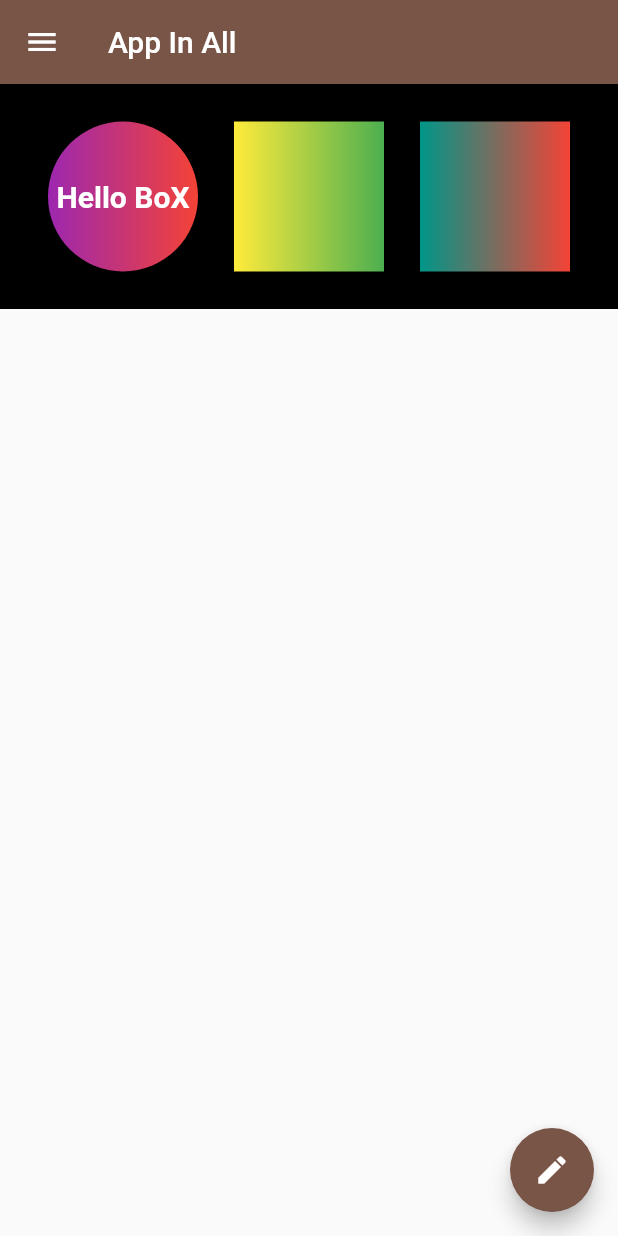
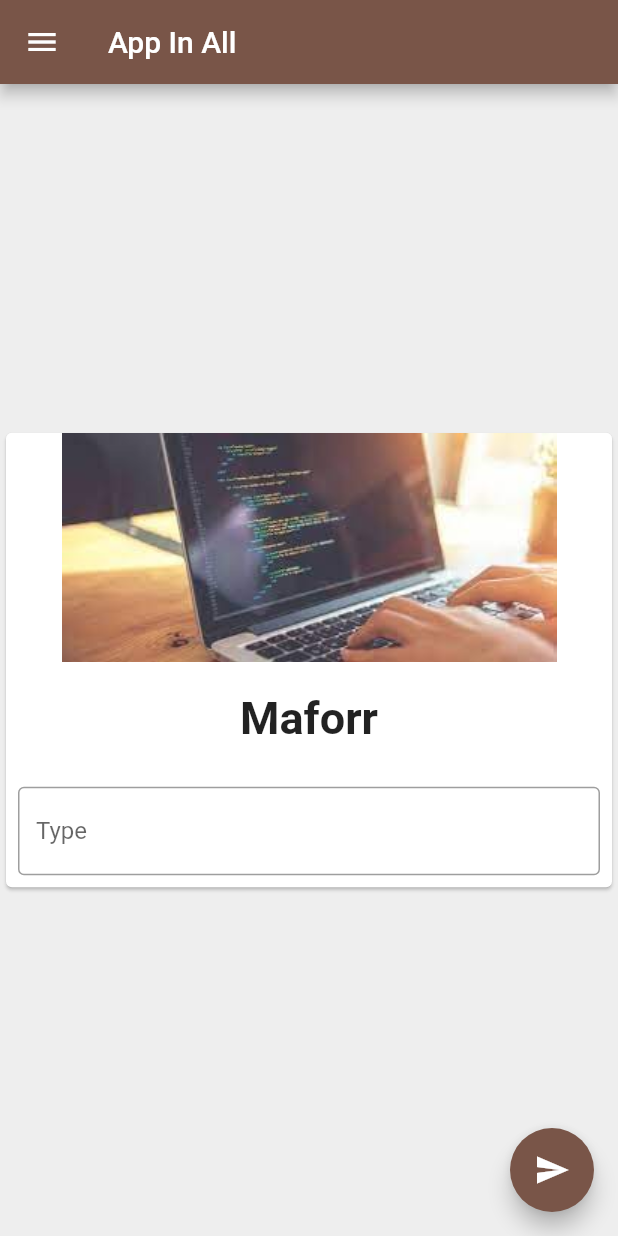
Before and after one commit to theclassical-dev/app-in-all, a Flutter app: the screen it shows after launch, on a phone screen of 412 x 824 dp. Run offline on Flutter 3.47's test engine with Material 2 defaults, Android fonts, the phone set to English and light mode, and no system bars.

Commit message:
card and the rest in use..

```diff
--- a/lib/main.dart
+++ b/lib/main.dart
@@ -9,72 +9,53 @@ void main() {
   ));
 }
 
-class Homepage extends StatelessWidget {
+class Homepage extends StatefulWidget {
+  @override
+  _HomepageState createState() => _HomepageState();
+}
+
+class _HomepageState extends State<Homepage> {
+  var meme = "Maforr";
+  TextEditingController _nameController = TextEditingController();
   @override
   Widget build(BuildContext context) {
     return Scaffold(
+      backgroundColor: Colors.grey[200],
       appBar: AppBar(
         title: Text("App In All"),
       ),
-      body: Container(
-        height: 150,
-        color: Colors.black,
-        padding: const EdgeInsets.all(8),
-        child: Center(
-          child: Row(
-            mainAxisAlignment: MainAxisAlignment.spaceEvenly,
+      body: Center(
+        child: SingleChildScrollView(
+          child: Card(
+            child: Column(
               children: [
-              Container(
-                height: 100,
-                width: 100,
-                clipBehavior: Clip.antiAlias,
-                alignment: Alignment.center,
-                decoration: BoxDecoration(
-                  color: Colors.grey,
-                  shape: BoxShape.circle,
-                  gradient: LinearGradient(
-                    colors: [
-                      Colors.purple,
-                      Colors.red,
-                    ]
-                  )
+                Image.asset(
+                  "assets/1.jpeg",
                 ),
-                child: Text("Hello BoX",
-                textAlign: TextAlign.center,
+                SizedBox(
+                  height: 20,
+                ),
+                Text(meme,
                     style: TextStyle(
-                  fontSize: 20,
+                      fontSize: 30,
                       fontWeight: FontWeight.bold,
-                  color: Colors.white,
-                ))
+                    )),
+                SizedBox(
+                  height: 20,
                 ),
-              Container(
-                height: 100,
-                width: 100,
-                decoration: BoxDecoration(
-                  color: Colors.grey,
-                  gradient: LinearGradient(
-                    colors: [
-                      Colors.yellow,
-                      Colors.green,
-                    ]
-                  )
+                Padding(
+                  padding: const EdgeInsets.all(8.0),
+                  child: TextField(
+                    controller: _nameController,
+                    decoration: InputDecoration(
+                      border: OutlineInputBorder(),
+                      hintText: "Type Something",
+                      labelText: "Type",
                     ),
                   ),
-              Container(
-                height: 100,
-                width: 100,
-                decoration: BoxDecoration(
-                  color: Colors.grey,
-                  shape: BoxShape.rectangle,
-                  gradient: LinearGradient(
-                    colors: [
-                      Colors.teal,
-                      Colors.red,
-                    ]
                 )
+              ],
             ),
-              ),
-            ],
           ),
         ),
       ),
@@ -86,9 +67,9 @@ class Homepage extends StatelessWidget {
                 accountName: Text("Agba Piro"),
                 accountEmail: Text('AgbaPiro@gmail.com'),
                 currentAccountPicture: CircleAvatar(
-                backgroundImage: NetworkImage("https://images.unsplash.com/photo-1593642633279-1796119d5482?ixlib=rb-1.2.1&ixid=MnwxMjA3fDF8MHxlZGl0b3JpYWwtZmVlZHwxfHx8ZW58MHx8fHw%3D&auto=format&fit=crop&w=500&q=60"),
-              )
-              ),
+                  backgroundImage: NetworkImage(
+                      "https://images.unsplash.com/photo-1593642633279-1796119d5482?ixlib=rb-1.2.1&ixid=MnwxMjA3fDF8MHxlZGl0b3JpYWwtZmVlZHwxfHx8ZW58MHx8fHw%3D&auto=format&fit=crop&w=500&q=60"),
+                )),
             ListTile(
               leading: Icon(Icons.person),
               title: Text("Agba Piro"),
@@ -111,8 +92,11 @@ class Homepage extends StatelessWidget {
         ),
       ),
       floatingActionButton: FloatingActionButton(
-        onPressed: () {},
-        child: Icon(Icons.edit),
+        onPressed: () {
+          meme = _nameController.text;
+          setState(() {});
+        },
+        child: Icon(Icons.send),
       ),
     );
   }
--- a/pubspec.yaml
+++ b/pubspec.yaml
@@ -45,8 +45,8 @@ flutter:
   uses-material-design: true
 
   # To add assets to your application, add an assets section, like this:
-  # assets:
-  #   - images/a_dot_burr.jpeg
+  assets:
+    - assets/
   #   - images/a_dot_ham.jpeg
 
   # An image asset can refer to one or more resolution-specific "variants", see
```
Also changed, not shown: assets/1.jpeg (added), 1 other file. Lines whose indentation alone changed are shown as unchanged.
